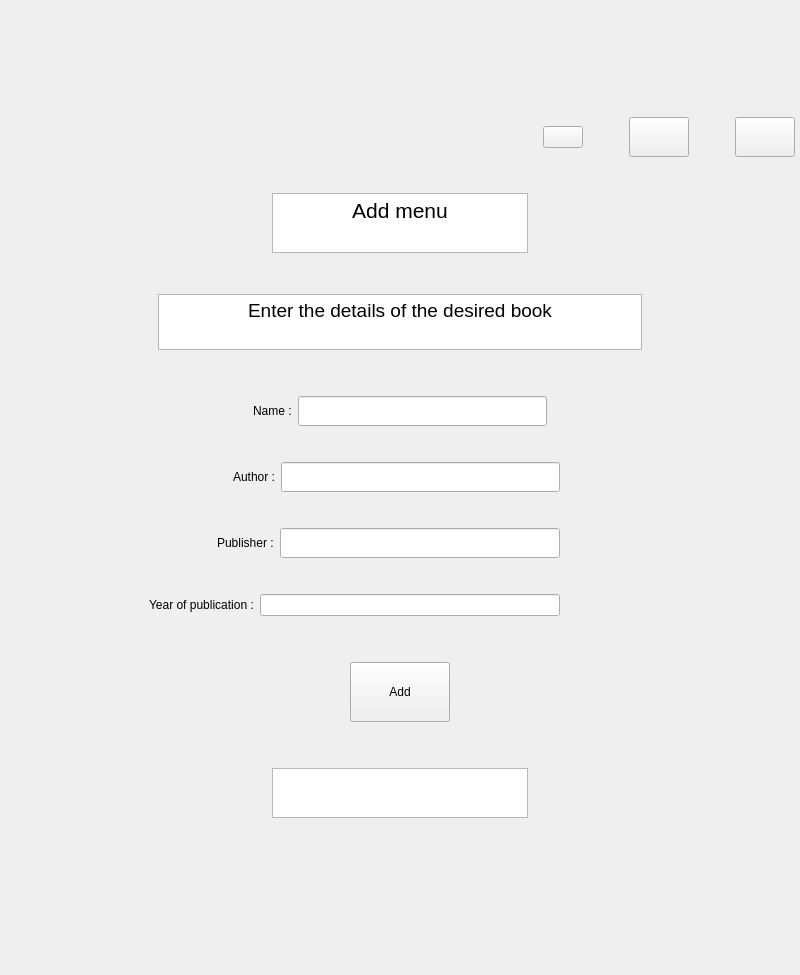
Before: the Qt Designer form Project/add.ui in AminNaghiyan/uiap92_project, drawn with Qt 5.
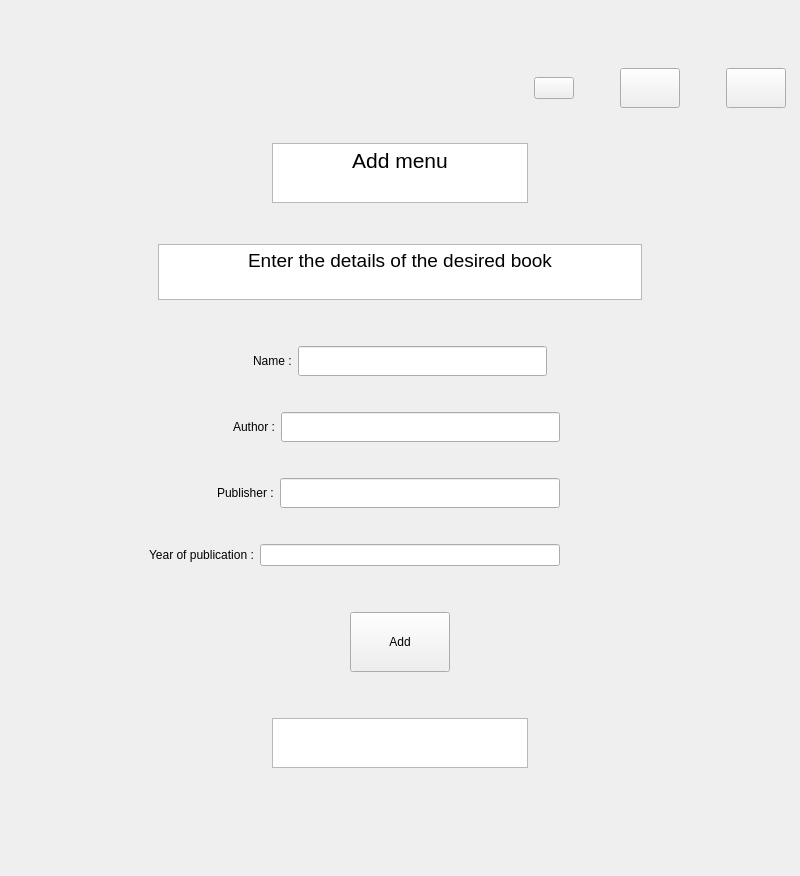
After: the same form once the commit is applied. Icons and pictures are not drawn.

Commit message: Add Book class and write back-end of page Add

Diff of the .ui file:
```diff
--- a/Project/add.ui
+++ b/Project/add.ui
@@ -7,7 +7,7 @@
     <x>0</x>
     <y>0</y>
     <width>800</width>
-    <height>975</height>
+    <height>876</height>
    </rect>
   </property>
   <property name="windowTitle">
@@ -35,9 +35,16 @@
       <number>0</number>
      </property>
      <item>
+      <widget class="QWidget" name="widget" native="true">
+       <property name="sizePolicy">
+        <sizepolicy hsizetype="Preferred" vsizetype="Fixed">
+         <horstretch>0</horstretch>
+         <verstretch>0</verstretch>
+        </sizepolicy>
+       </property>
       <layout class="QHBoxLayout" name="horizontalLayout">
        <property name="topMargin">
-        <number>0</number>
+         <number>1</number>
        </property>
        <item>
         <spacer name="horizontalSpacer">
@@ -160,6 +167,7 @@
         </widget>
        </item>
       </layout>
+      </widget>
      </item>
      <item>
       <spacer name="verticalSpacer_2">
@@ -172,7 +180,7 @@
        <property name="sizeHint" stdset="0">
         <size>
          <width>20</width>
-         <height>30</height>
+         <height>20</height>
         </size>
        </property>
       </spacer>
@@ -585,14 +593,14 @@
           </spacer>
          </item>
          <item>
-          <widget class="QLabel" name="year_of_publication">
+          <widget class="QLabel" name="lable_10">
            <property name="text">
             <string>Year of publication :</string>
            </property>
           </widget>
          </item>
          <item>
-          <widget class="QLineEdit" name="lineEdit_2"/>
+          <widget class="QLineEdit" name="year_of_publication"/>
          </item>
          <item>
           <spacer name="horizontalSpacer_13">
```
Lines whose indentation alone changed are shown as unchanged. The commit also changes 31 other files.
